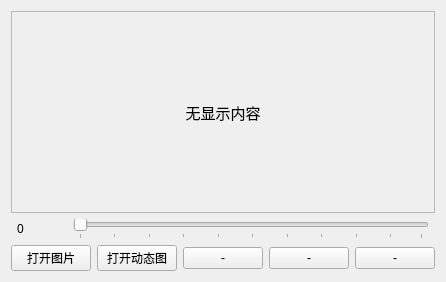
Xie-Long-0/Qt_projects, file exp8_ImageShow/widget.ui: the form before one commit.
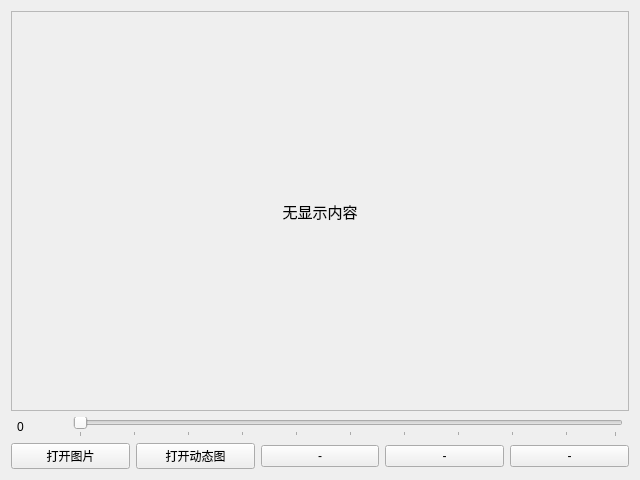
The form after the commit.

```diff
--- a/exp8_ImageShow/widget.ui
+++ b/exp8_ImageShow/widget.ui
@@ -6,8 +6,8 @@
    <rect>
     <x>0</x>
     <y>0</y>
-    <width>444</width>
-    <height>282</height>
+    <width>640</width>
+    <height>480</height>
    </rect>
   </property>
   <property name="windowTitle">
@@ -19,13 +19,16 @@
      <property name="widgetResizable">
       <bool>true</bool>
      </property>
+     <property name="alignment">
+      <set>Qt::AlignCenter</set>
+     </property>
      <widget class="QWidget" name="scrollAreaWidgetContents">
       <property name="geometry">
        <rect>
         <x>0</x>
         <y>0</y>
-        <width>424</width>
-        <height>206</height>
+        <width>620</width>
+        <height>405</height>
        </rect>
       </property>
       <layout class="QVBoxLayout" name="verticalLayout_2">
```
